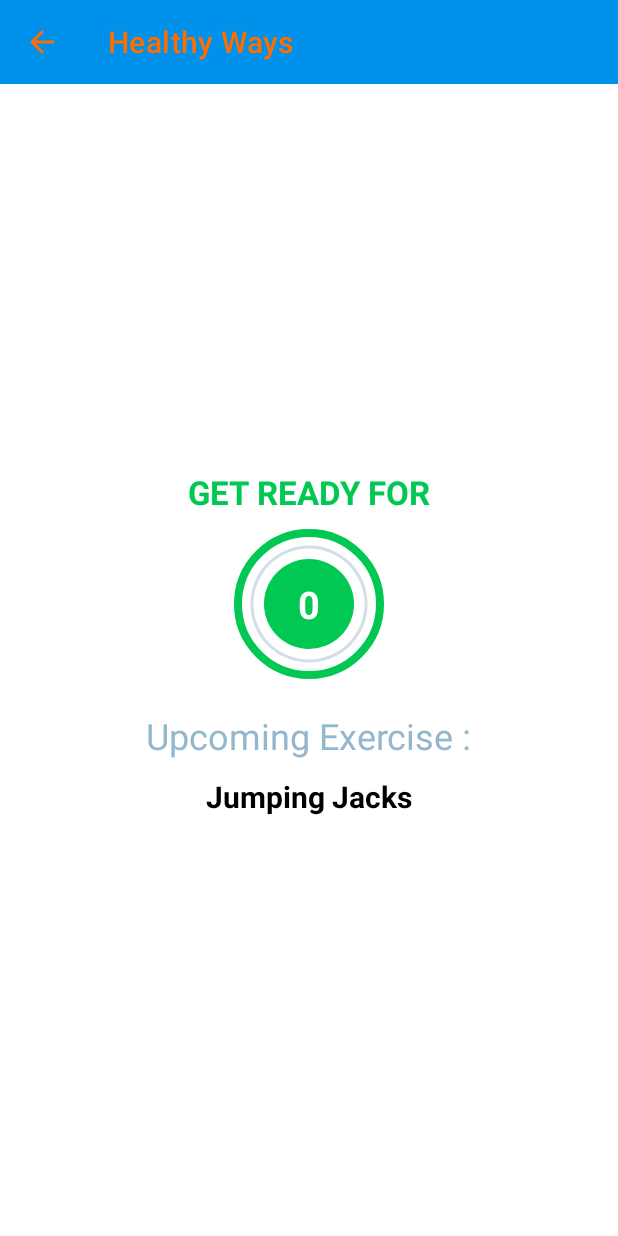
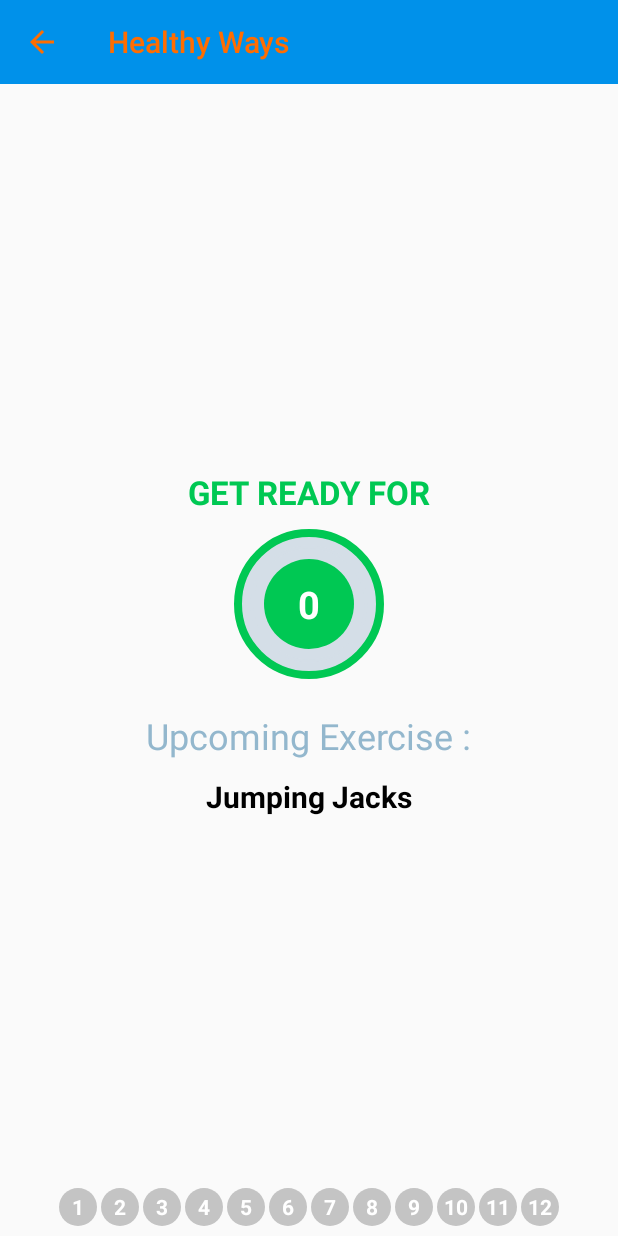
Before and after one commit to Siddharth-sing/Healthy-Ways, an Android app: the ExerciseActivity screen opened directly, with no data from a screen before it, on a phone screen of 412 x 824 dp. Run offline under Robolectric (Android 15) with nearby library versions, the light colour scheme and no system bars.

```diff
--- a/app/src/main/java/com/siddharthsinghbaghel/healthyways/ExerciseActivity.kt
+++ b/app/src/main/java/com/siddharthsinghbaghel/healthyways/ExerciseActivity.kt
@@ -1,5 +1,7 @@
-package com.siddharthsinghbaghel.healthyways
+  package com.siddharthsinghbaghel.healthyways
 
+import android.content.Intent
+import android.media.MediaPlayer
 import androidx.appcompat.app.AppCompatActivity
 import android.os.Bundle
 import android.os.CountDownTimer
@@ -7,7 +9,9 @@ import android.speech.tts.TextToSpeech
 import android.util.Log
 import android.view.View
 import android.widget.Toast
+import androidx.recyclerview.widget.LinearLayoutManager
 import kotlinx.android.synthetic.main.activity_exercise.*
+import kotlinx.android.synthetic.main.item_exercise_status.*
 import java.util.*
 import kotlin.collections.ArrayList
 
@@ -22,8 +26,11 @@ class ExerciseActivity : AppCompatActivity(), TextToSpeech.OnInitListener {
 
     private var exerciseList: ArrayList<ExerciseModel>? = null
     private var currentExercisePosition = -1
+    private var player: MediaPlayer? = null
 
     private var tts:TextToSpeech? = null /*  Instance of text to speech ,,,, set to null because can't initialize directly*/
+
+    private var exerciseAdapter: ExerciseStatusAdapter? = null
 
     override fun onCreate(savedInstanceState: Bundle?) {
         super.onCreate(savedInstanceState)
@@ -41,6 +48,8 @@ class ExerciseActivity : AppCompatActivity(), TextToSpeech.OnInitListener {
 
         exerciseList = Constants.defaultExerciseList()
         setupRestView()
+
+        setUpExerciseSetupRecyclerView()
     }
 
 
@@ -59,12 +68,24 @@ class ExerciseActivity : AppCompatActivity(), TextToSpeech.OnInitListener {
             tts!!.stop()
             tts!!.shutdown()
         }
+
+        if(player != null) {
+            player!!.stop()
+        }
         super.onDestroy()
     }
 
 
     private fun setupRestView() {
 
+      /* Media player plays after every exercise ends*/
+       try{
+        player = MediaPlayer.create(applicationContext, R.raw.press_start)
+        player!!.isLooping = false
+        player!!.start()
+       }catch(e: Exception) {
+           e.printStackTrace()
+       }
 
         llRestView.visibility = View.VISIBLE
         llExerciseView.visibility = View.GONE
@@ -97,6 +118,9 @@ class ExerciseActivity : AppCompatActivity(), TextToSpeech.OnInitListener {
             override fun onFinish() {
                 currentExercisePosition++
 
+                exerciseList!![currentExercisePosition].setIsSelected(true)
+                exerciseAdapter!!.notifyDataSetChanged()
+
                 setupExerciseView()
             }
         }.start()
@@ -119,6 +143,8 @@ class ExerciseActivity : AppCompatActivity(), TextToSpeech.OnInitListener {
         tvExerciseName.text = exerciseList!![currentExercisePosition].getName()
 
         setExerciseProgressBar()
+
+        tvStatusItem.setBackgroundResource(R.drawable.item_circular_color_grey_bg_current)
     }
 
     private fun setExerciseProgressBar() {
@@ -133,16 +159,21 @@ class ExerciseActivity : AppCompatActivity(), TextToSpeech.OnInitListener {
             }
 
             override fun onFinish() {
-                if (currentExercisePosition < 11) {
+                if (currentExercisePosition < exerciseList!!.size - 1) {
+
+                    exerciseList!![currentExercisePosition].setIsSelected(false)
+                    exerciseList!![currentExercisePosition].setIsCompleted(true)
+                    exerciseAdapter!!.notifyDataSetChanged()
+
                     setupRestView()
+
                 } else {
+                    finish()
+                    val intent = Intent(this@ExerciseActivity,ExerciseFinishActivity::class.java)
+                    startActivity(intent)
+                }
 
-                    Toast.makeText(
-                            this@ExerciseActivity,
-                            "Congratulations! You have completed the 7 minutes workout.",
-                            Toast.LENGTH_SHORT
-                    ).show()
-                }
+
             }
         }.start()
     }
@@ -178,13 +209,18 @@ class ExerciseActivity : AppCompatActivity(), TextToSpeech.OnInitListener {
     {
         /* without utteranceId speak() shows deprecated, I don't know why */
 
-        Toast.makeText(
-                this@ExerciseActivity,
-                "Speak Out",
-                Toast.LENGTH_SHORT
-        ).show()
-
         tts!!.speak(text,TextToSpeech.QUEUE_FLUSH,null,null)
     }
 
+    private fun setUpExerciseSetupRecyclerView(){
+
+        rvExerciseStatus.layoutManager = LinearLayoutManager(this
+                ,LinearLayoutManager.HORIZONTAL
+                ,false)
+
+        exerciseAdapter = ExerciseStatusAdapter(exerciseList!!,this)
+        rvExerciseStatus.adapter = exerciseAdapter
+    }
+
+
 }
--- a/app/src/main/java/com/siddharthsinghbaghel/healthyways/ExerciseModel.kt
+++ b/app/src/main/java/com/siddharthsinghbaghel/healthyways/ExerciseModel.kt
@@ -4,7 +4,7 @@ class ExerciseModel(
         private var id: Int,
         private var name: String,
         private var image: Int,
-        private var isCompleted: Boolean,
+        var isCompleted: Boolean,
         private var isSelected: Boolean
 ) {
 
--- /dev/null
+++ b/app/src/main/java/com/siddharthsinghbaghel/healthyways/ExerciseStatusAdapter.kt
@@ -0,0 +1,52 @@
+package com.siddharthsinghbaghel.healthyways
+
+import android.content.Context
+import android.graphics.Color
+import android.view.LayoutInflater
+import android.view.View
+import android.view.ViewGroup
+import android.widget.TextView
+import androidx.core.content.ContextCompat
+import androidx.recyclerview.widget.RecyclerView
+import kotlinx.android.synthetic.main.item_exercise_status.view.*
+
+class ExerciseStatusAdapter(private val items: ArrayList<ExerciseModel>, private val context:Context): RecyclerView.Adapter<ExerciseStatusAdapter.ExerciseViewHolder>() {
+
+
+   class ExerciseViewHolder(view : View): RecyclerView.ViewHolder(view) {
+
+       val tvItem: TextView = view.tvStatusItem
+   }
+
+    override fun onCreateViewHolder(parent: ViewGroup, viewType: Int): ExerciseViewHolder {
+
+        return ExerciseViewHolder(LayoutInflater.from(context)
+                .inflate(R.layout.item_exercise_status
+                        ,parent,false))
+    }
+
+    override fun onBindViewHolder(holder: ExerciseViewHolder, position: Int) {
+         val currentExerciseModel: ExerciseModel = items[position]
+         holder.tvItem.text = currentExerciseModel.getId().toString()
+
+        when {
+            currentExerciseModel.getIsSelected() -> {
+                holder.tvItem.background = ContextCompat.getDrawable(context,R.drawable.item_circular_color_grey_bg_current)
+                holder.tvItem.setTextColor(Color.parseColor("#212121"))
+            }
+            currentExerciseModel.getIsCompleted() -> {
+                holder.tvItem.background = ContextCompat.getDrawable(context,R.drawable.item_circular_color_grey_bg_completed)
+                holder.tvItem.setTextColor(Color.parseColor("#FFFFFF"))
+            }
+            else -> {
+                holder.tvItem.background = ContextCompat.getDrawable(context,R.drawable.item_circular_color_grey_bg)
+                holder.tvItem.setTextColor(Color.parseColor("#FFFFFF"))
+
+            }
+        }
+    }
+
+    override fun getItemCount(): Int {
+        return items.size
+    }
+}
--- /dev/null
+++ b/app/src/main/res/drawable/ic_done.xml
@@ -0,0 +1,5 @@
+<vector android:height="24dp" android:tint="#F0FFFC"
+    android:viewportHeight="24" android:viewportWidth="24"
+    android:width="24dp" xmlns:android="http://schemas.android.com/apk/res/android">
+    <path android:fillColor="@android:color/white" android:pathData="M9,16.2L4.8,12l-1.4,1.4L9,19 21,7l-1.4,-1.4L9,16.2z"/>
+</vector>
--- a/app/src/main/res/drawable/item_circular_color_accent_border.xml
+++ b/app/src/main/res/drawable/item_circular_color_accent_border.xml
@@ -11,7 +11,7 @@
     </stroke>
 
   <solid
-       android:color="@color/white"
+       android:color="@color/grey"
       >
 
   </solid>
--- /dev/null
+++ b/app/src/main/res/drawable/item_circular_color_grey_bg.xml
@@ -0,0 +1,6 @@
+<?xml version="1.0" encoding="utf-8"?>
+<shape xmlns:android="http://schemas.android.com/apk/res/android"
+       android:shape="oval">
+
+    <solid android:color="@color/light_grey"/>
+</shape>
--- /dev/null
+++ b/app/src/main/res/drawable/item_circular_color_grey_bg_completed.xml
@@ -0,0 +1,9 @@
+<?xml version="1.0" encoding="utf-8"?>
+<shape xmlns:android="http://schemas.android.com/apk/res/android"
+       android:shape="oval">
+
+    <solid android:color="#64DD17"/>
+    <stroke android:color="@color/grey"
+        android:width="1dp"
+        />
+</shape>
--- /dev/null
+++ b/app/src/main/res/drawable/item_circular_color_grey_bg_current.xml
@@ -0,0 +1,9 @@
+<?xml version="1.0" encoding="utf-8"?>
+<shape xmlns:android="http://schemas.android.com/apk/res/android"
+       android:shape="oval">
+
+    <solid android:color="#FFFFFF"/>
+    <stroke android:color="@color/grey"
+        android:width="1dp"
+        />
+</shape>
--- a/app/src/main/res/layout/activity_exercise.xml
+++ b/app/src/main/res/layout/activity_exercise.xml
@@ -103,7 +103,10 @@
         android:layout_below="@id/toolbar_exercise_activity"
         android:gravity="center"
         android:orientation="vertical"
-        android:visibility="gone">
+        android:visibility="gone"
+        android:layout_margin="10dp"
+        android:padding="5dp"
+        android:layout_above="@+id/rvExerciseStatus">
 
        <ImageView
            android:id="@+id/ivImage_Exercise"
@@ -162,8 +165,16 @@
             </LinearLayout>
         </FrameLayout>
 
-
-
     </LinearLayout>
 
+    <androidx.recyclerview.widget.RecyclerView
+        android:id="@+id/rvExerciseStatus"
+        android:layout_width="wrap_content"
+        android:layout_height="wrap_content"
+        android:layout_alignParentBottom="true"
+        android:layout_centerHorizontal="true"
+        android:layout_margin="5dp"
+        tools:itemCount="1"
+        />
+
 </RelativeLayout>
--- a/app/src/main/res/layout/activity_main.xml
+++ b/app/src/main/res/layout/activity_main.xml
@@ -34,7 +34,8 @@
                 android:layout_width="wrap_content"
                 android:layout_height="wrap_content"
                 android:text="@string/start"
-                android:textColor="@color/design_default_color_primary"
+                android:textColor="#00C853"
+                android:textStyle="bold"
                 android:textSize="@dimen/start_button_label_textsize"
 
                 />
--- /dev/null
+++ b/app/src/main/res/layout/item_exercise_status.xml
@@ -0,0 +1,15 @@
+<?xml version="1.0" encoding="utf-8"?>
+<TextView xmlns:android="http://schemas.android.com/apk/res/android"
+    xmlns:tools="http://schemas.android.com/tools"
+    android:id="@+id/tvStatusItem"
+    android:layout_width="25dp"
+    android:layout_height="25dp"
+    android:layout_margin="1dp"
+    android:gravity="center"
+    android:text="@string/light_black"
+    android:textSize="14sp"
+    android:textStyle="bold"
+    android:background="@drawable/item_circular_color_grey_bg"
+    tools:text="1">
+
+</TextView>
--- a/app/src/main/res/values/colors.xml
+++ b/app/src/main/res/values/colors.xml
@@ -12,5 +12,6 @@
     <color name="colorAccent">#00C853</color>
     <color name="grey">#D4DEE7</color>
     <color name="grey_blue">#93B7CD</color>
+    <color name="light_grey">#C4C4C4</color>
 
 </resources>
--- a/app/src/main/res/values/strings.xml
+++ b/app/src/main/res/values/strings.xml
@@ -4,4 +4,5 @@
     <string name="image">Exercise Image</string>
     <string name="upcoming_exercise">Upcoming Exercise :</string>
     <string name="exercise_name">Exercise Name</string>
+    <string name="light_black">#212121</string>
 </resources>
```
Also changed, not shown: app/src/main/AndroidManifest.xml (+7 -1 lines), app/src/main/java/com/siddharthsinghbaghel/healthyways/ExerciseFinishActivity.kt (added, +28 -0 lines), app/src/main/res/drawable/item_circular_color_green_bg_end.xml (added, +9 -0 lines), app/src/main/res/layout/activity_exercise1.xml (deleted, +0 -81 lines), app/src/main/res/layout/activity_exercise_finish.xml (added, +80 -0 lines), 1 other file.
